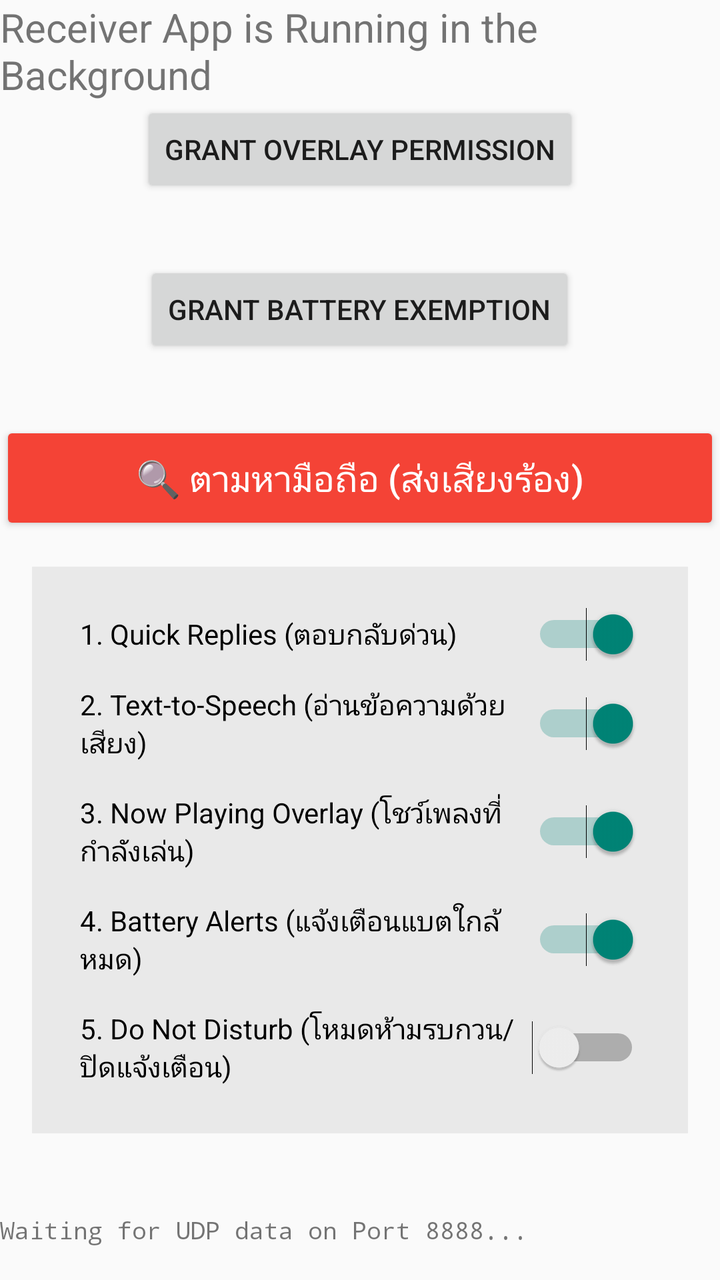
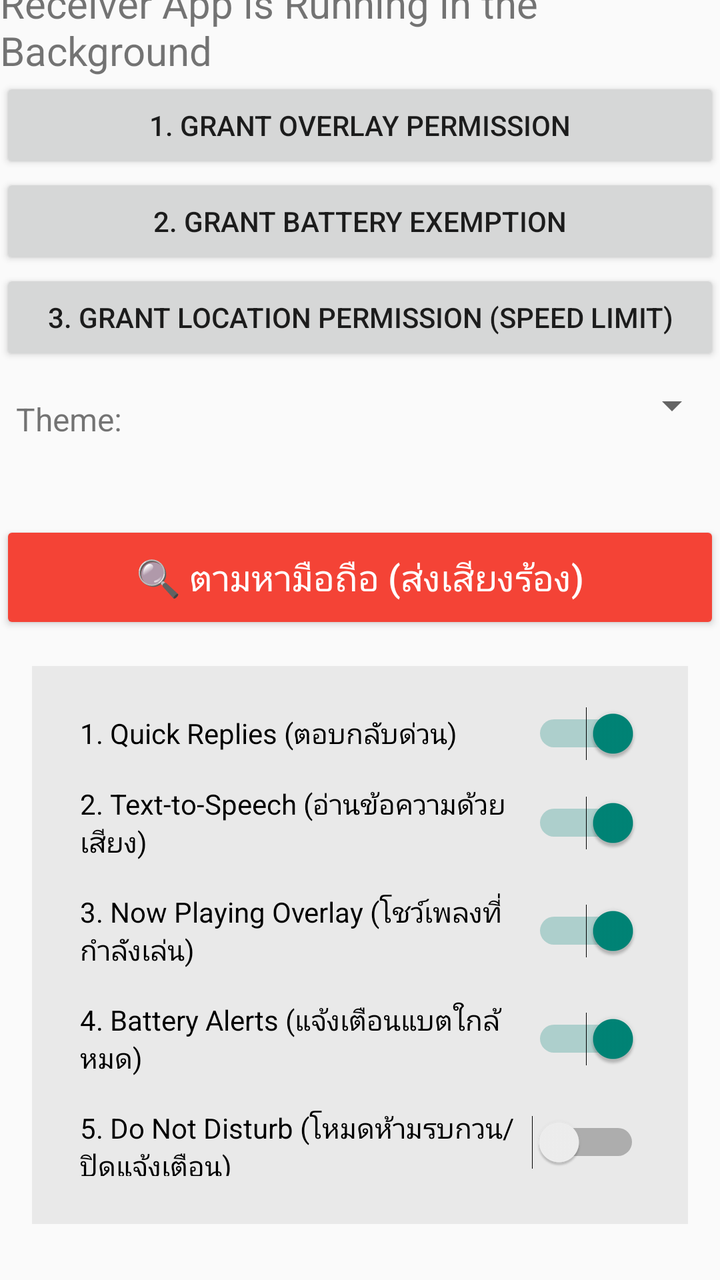

Compare the two renders of this Android layout. The source of the first and the diff that turns it into the second are given below.
<!-- AndroidManifest.xml: application theme Theme.AppCompat.Light.DarkActionBar -->
<!-- res/layout/activity_main.xml -->
<?xml version="1.0" encoding="utf-8"?>
<LinearLayout xmlns:android="http://schemas.android.com/apk/res/android"
    android:layout_width="match_parent"
    android:layout_height="match_parent"
    android:gravity="center"
    android:orientation="vertical">

    <TextView
        android:layout_width="wrap_content"
        android:layout_height="wrap_content"
        android:text="Receiver App is Running in the Background"
        android:textSize="20sp" />

    <Button
        android:id="@+id/btnRequestOverlay"
        android:layout_width="wrap_content"
        android:layout_height="wrap_content"
        android:text="Grant Overlay Permission"
        android:layout_marginBottom="16dp"/>

    <Button
        android:id="@+id/btnRequestBattery"
        android:layout_width="wrap_content"
        android:layout_height="wrap_content"
        android:layout_marginTop="16dp"
        android:text="Grant Battery Exemption" />

    <Button
        android:id="@+id/btnFindPhone"
        android:layout_width="match_parent"
        android:layout_height="wrap_content"
        android:layout_marginTop="32dp"
        android:padding="16dp"
        android:backgroundTint="#F44336"
        android:textColor="#FFFFFF"
        android:textSize="18sp"
        android:text="🔍 ตามหามือถือ (ส่งเสียงร้อง)" />

    <LinearLayout
        android:layout_width="match_parent"
        android:layout_height="wrap_content"
        android:orientation="vertical"
        android:padding="16dp"
        android:background="#11000000"
        android:layout_margin="16dp">
        
        <Switch android:id="@+id/switchQuickReply" android:layout_width="match_parent" android:layout_height="wrap_content" android:text="1. Quick Replies (ตอบกลับด่วน)" android:checked="true" android:padding="8dp"/>
        <Switch android:id="@+id/switchTTS" android:layout_width="match_parent" android:layout_height="wrap_content" android:text="2. Text-to-Speech (อ่านข้อความด้วยเสียง)" android:checked="true" android:padding="8dp"/>
        <Switch android:id="@+id/switchMedia" android:layout_width="match_parent" android:layout_height="wrap_content" android:text="3. Now Playing Overlay (โชว์เพลงที่กำลังเล่น)" android:checked="true" android:padding="8dp"/>
        <Switch android:id="@+id/switchBattery" android:layout_width="match_parent" android:layout_height="wrap_content" android:text="4. Battery Alerts (แจ้งเตือนแบตใกล้หมด)" android:checked="true" android:padding="8dp"/>
        <Switch android:id="@+id/switchDND" android:layout_width="match_parent" android:layout_height="wrap_content" android:text="5. Do Not Disturb (โหมดห้ามรบกวน/ปิดแจ้งเตือน)" android:checked="false" android:padding="8dp"/>
    </LinearLayout>

    <ScrollView
        android:layout_width="match_parent"
        android:layout_height="0dp"
        android:layout_weight="1"
        android:layout_marginTop="24dp">
        <TextView
            android:id="@+id/tvLog"
            android:layout_width="match_parent"
            android:layout_height="wrap_content"
            android:text="Waiting for UDP data on Port 8888..."
            android:textSize="12sp"
            android:fontFamily="monospace"/>
    </ScrollView>
</LinearLayout>
<!-- resources referenced by this layout -->
<resources>

</resources>

<!-- the commit's change to res/layout/activity_main.xml (unified diff, before → after) -->
@@ -13,17 +13,41 @@
 
     <Button
         android:id="@+id/btnRequestOverlay"
-        android:layout_width="wrap_content"
+        android:layout_width="match_parent"
         android:layout_height="wrap_content"
-        android:text="Grant Overlay Permission"
-        android:layout_marginBottom="16dp"/>
+        android:text="1. Grant Overlay Permission" />
 
     <Button
         android:id="@+id/btnRequestBattery"
-        android:layout_width="wrap_content"
+        android:layout_width="match_parent"
         android:layout_height="wrap_content"
-        android:layout_marginTop="16dp"
-        android:text="Grant Battery Exemption" />
+        android:text="2. Grant Battery Exemption" />
+
+    <Button
+        android:id="@+id/btnRequestLocation"
+        android:layout_width="match_parent"
+        android:layout_height="wrap_content"
+        android:text="3. Grant Location Permission (Speed Limit)" />
+
+    <LinearLayout
+        android:layout_width="match_parent"
+        android:layout_height="wrap_content"
+        android:orientation="horizontal"
+        android:layout_marginTop="8dp">
+        
+        <TextView
+            android:layout_width="wrap_content"
+            android:layout_height="wrap_content"
+            android:text="Theme:"
+            android:textSize="16sp"
+            android:padding="8dp"/>
+            
+        <Spinner
+            android:id="@+id/spinnerTheme"
+            android:layout_width="match_parent"
+            android:layout_height="wrap_content"
+            android:padding="8dp"/>
+    </LinearLayout>
 
     <Button
         android:id="@+id/btnFindPhone"
